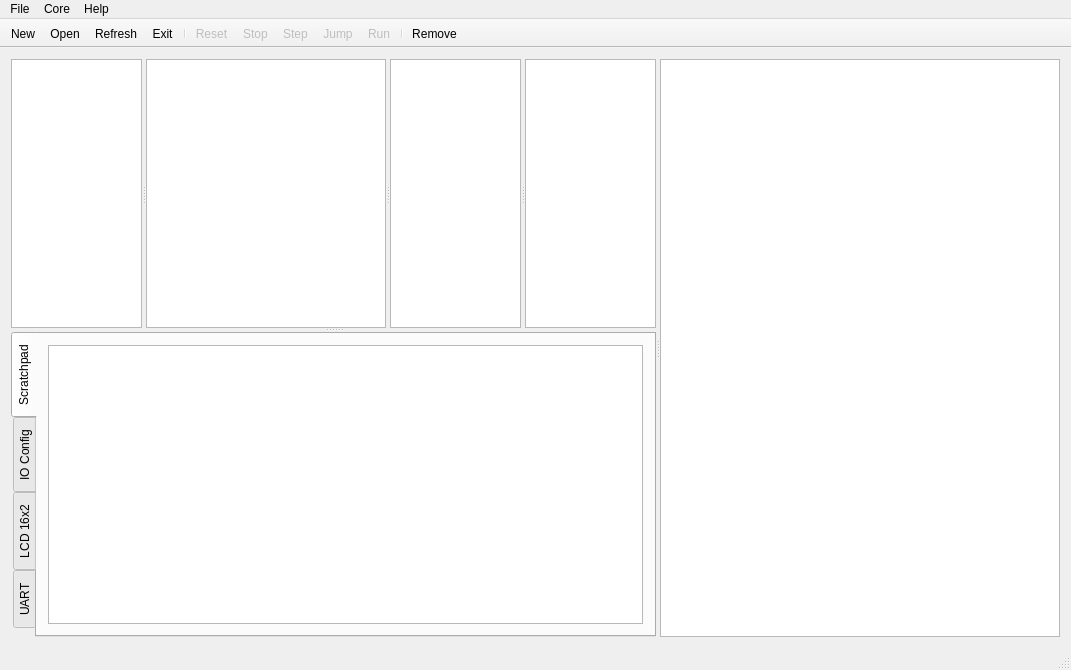
First picture: the form in pBlazSIM/mainwindow.ui, repository nrclark/pblazasm, before the edit.
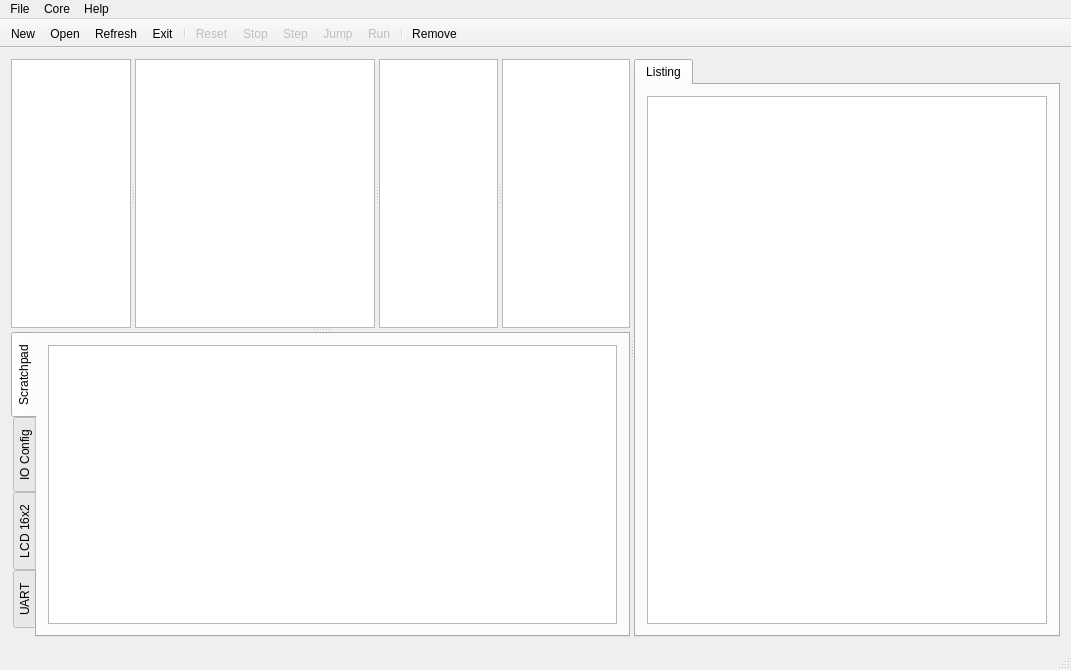
Second picture: the form after the edit. The open tabs and pages were chosen to show the change. Icons and pictures are not drawn.

The edit to the form file:
```diff
--- a/pBlazSIM/mainwindow.ui
+++ b/pBlazSIM/mainwindow.ui
@@ -623,6 +623,16 @@
         </widget>
        </widget>
       </widget>
+      <widget class="QTabWidget" name="twSource">
+       <property name="currentIndex">
+        <number>0</number>
+       </property>
+       <widget class="QWidget" name="tbListing">
+        <attribute name="title">
+         <string>Listing</string>
+        </attribute>
+        <layout class="QHBoxLayout" name="horizontalLayout_5">
+         <item>
       <widget class="QTreeView" name="tvCode">
        <property name="enabled">
         <bool>true</bool>
@@ -686,6 +696,10 @@
        <property name="expandsOnDoubleClick">
         <bool>false</bool>
        </property>
+          </widget>
+         </item>
+        </layout>
+       </widget>
       </widget>
      </widget>
     </item>
```
Left out of the diff: 4 changed lines with no effect on the pictures. Lines whose indentation alone changed are shown as unchanged.
